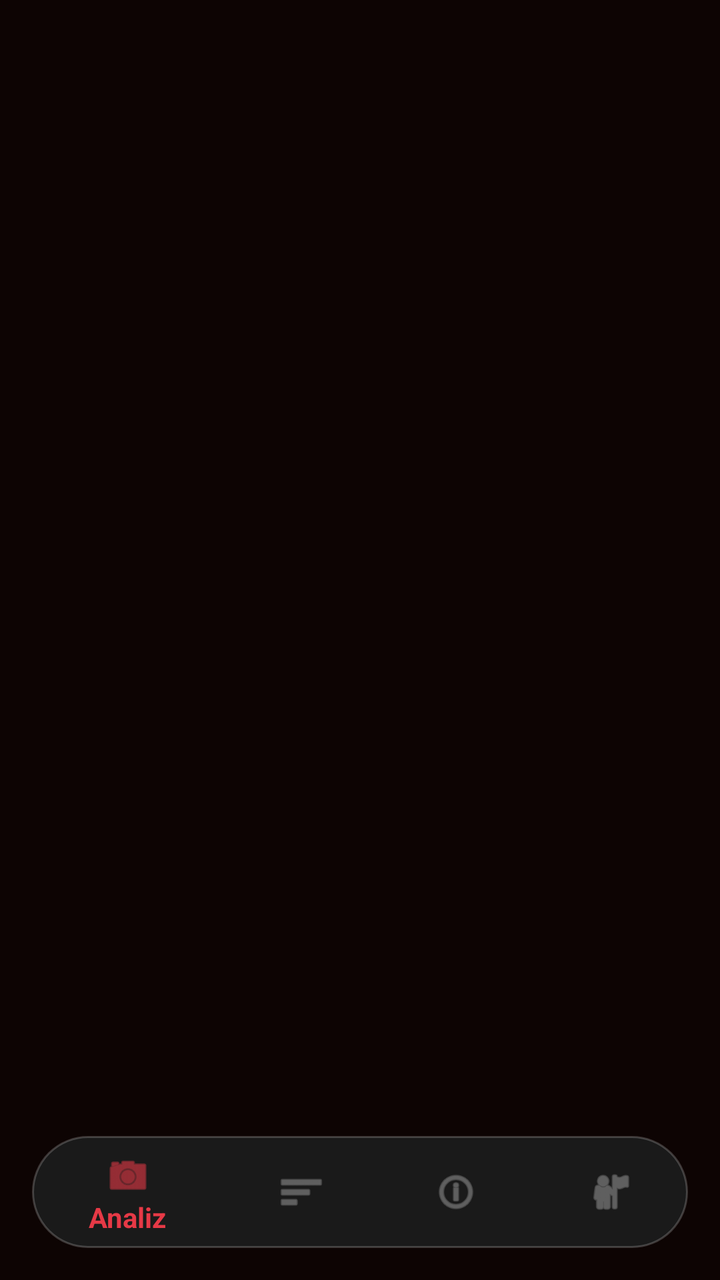
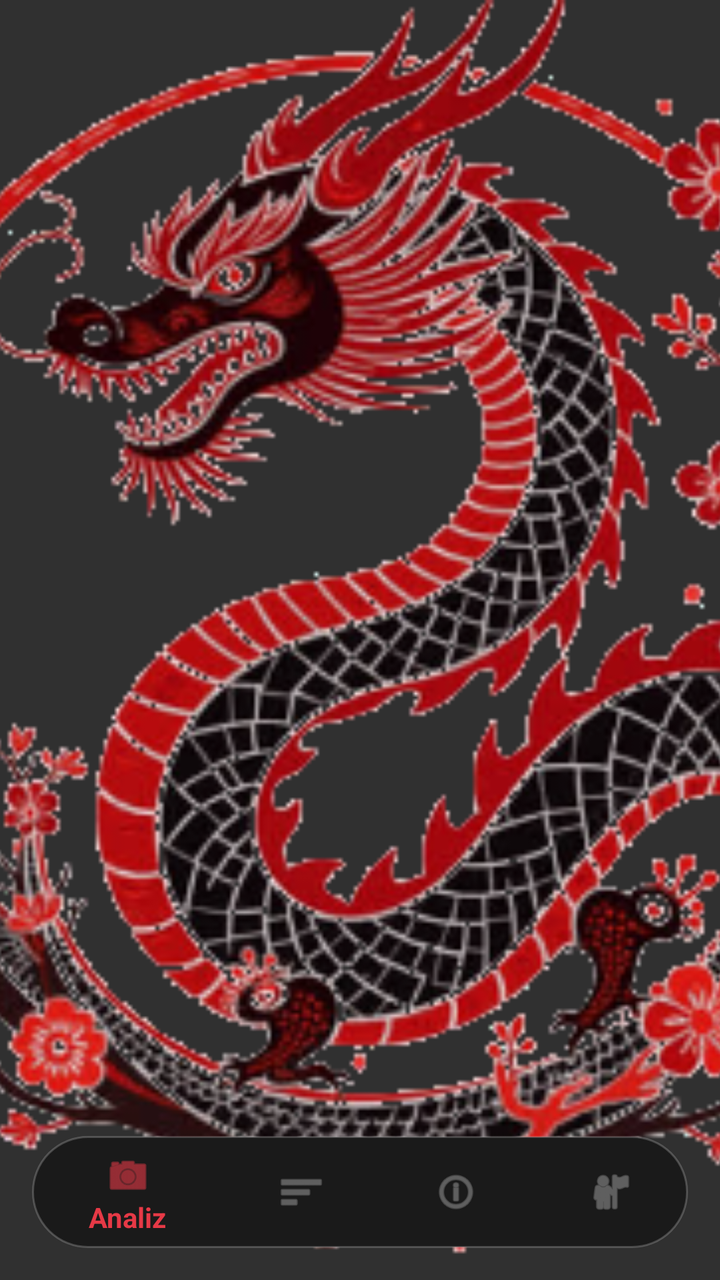

The first picture is an Android layout as it rendered before a commit; the second is the same layout after the commit. The layout source and the unified diff follow.
<!-- AndroidManifest.xml: activity theme AppTheme.NoActionBar -->
<!-- res/layout/activity_main.xml -->
<?xml version="1.0" encoding="utf-8"?>
<androidx.constraintlayout.widget.ConstraintLayout 
    xmlns:android="http://schemas.android.com/apk/res/android"
    xmlns:app="http://schemas.android.com/apk/res-auto"
    android:layout_width="match_parent"
    android:layout_height="match_parent"
    android:background="@color/background_dark">

    <androidx.fragment.app.FragmentContainerView
        android:id="@+id/fragment_container"
        android:layout_width="0dp"
        android:layout_height="0dp"
        app:layout_constraintTop_toTopOf="parent"
        app:layout_constraintBottom_toTopOf="@id/bottom_navigation"
        app:layout_constraintStart_toStartOf="parent"
        app:layout_constraintEnd_toEndOf="parent"/>

    <com.google.android.material.bottomnavigation.BottomNavigationView
        android:id="@+id/bottom_navigation"
        android:layout_width="0dp"
        android:layout_height="wrap_content"
        android:layout_marginStart="16dp"
        android:layout_marginEnd="16dp"
        android:layout_marginBottom="16dp"
        android:background="@drawable/bg_bottom_nav"
        app:itemIconTint="@color/nav_item_color_state"
        app:itemTextColor="@color/nav_item_color_state"
        app:menu="@menu/bottom_nav_menu"
        app:itemRippleColor="@null"
        app:layout_constraintBottom_toBottomOf="parent"
        app:layout_constraintStart_toStartOf="parent"
        app:layout_constraintEnd_toEndOf="parent"
        android:elevation="8dp"/>

</androidx.constraintlayout.widget.ConstraintLayout>
<!-- resources referenced by this layout -->
<resources>
  <color name="background_dark">#0d0403</color>
  <!-- drawable bg_bottom_nav (drawable) -->
  <?xml version="1.0" encoding="utf-8"?>
  <shape xmlns:android="http://schemas.android.com/apk/res/android"
      android:shape="rectangle">
      <solid android:color="@color/bottom_nav_bg"/>
      <corners android:radius="32dp"/>
      <stroke android:width="1dp" android:color="#33FFFFFF"/>
  </shape>
  <style name="AppTheme.NoActionBar" parent="Theme.AppCompat.NoActionBar">
          <item name="windowActionBar">false</item>
          <item name="windowNoTitle">true</item>
          <item name="android:background">@null</item>
      </style>
  <color name="bottom_nav_bg">#1a1a1a</color>
</resources>

<!-- the commit's change to res/layout/activity_main.xml (unified diff, before → after) -->
@@ -3,8 +3,18 @@
     xmlns:android="http://schemas.android.com/apk/res/android"
     xmlns:app="http://schemas.android.com/apk/res-auto"
     android:layout_width="match_parent"
-    android:layout_height="match_parent"
-    android:background="@color/background_dark">
+    android:layout_height="match_parent">
+
+    
+    <ImageView
+        android:layout_width="0dp"
+        android:layout_height="0dp"
+        android:src="@drawable/dragon_image"
+        android:scaleType="centerCrop"
+        app:layout_constraintTop_toTopOf="parent"
+        app:layout_constraintBottom_toBottomOf="parent"
+        app:layout_constraintStart_toStartOf="parent"
+        app:layout_constraintEnd_toEndOf="parent" />
 
     <androidx.fragment.app.FragmentContainerView
         android:id="@+id/fragment_container"
<!-- resource entries referenced after the edit -->
@@ -1,6 +1,5 @@
 <!-- resources referenced by this layout -->
 <resources>
-  <color name="background_dark">#0d0403</color>
   <!-- drawable bg_bottom_nav (drawable) -->
   <?xml version="1.0" encoding="utf-8"?>
   <shape xmlns:android="http://schemas.android.com/apk/res/android"
@@ -9,6 +8,7 @@
       <corners android:radius="32dp"/>
       <stroke android:width="1dp" android:color="#33FFFFFF"/>
   </shape>
+  <!-- drawable dragon_image: png bitmap (drawable, 154926 bytes) -->
   <style name="AppTheme.NoActionBar" parent="Theme.AppCompat.NoActionBar">
           <item name="windowActionBar">false</item>
           <item name="windowNoTitle">true</item>
